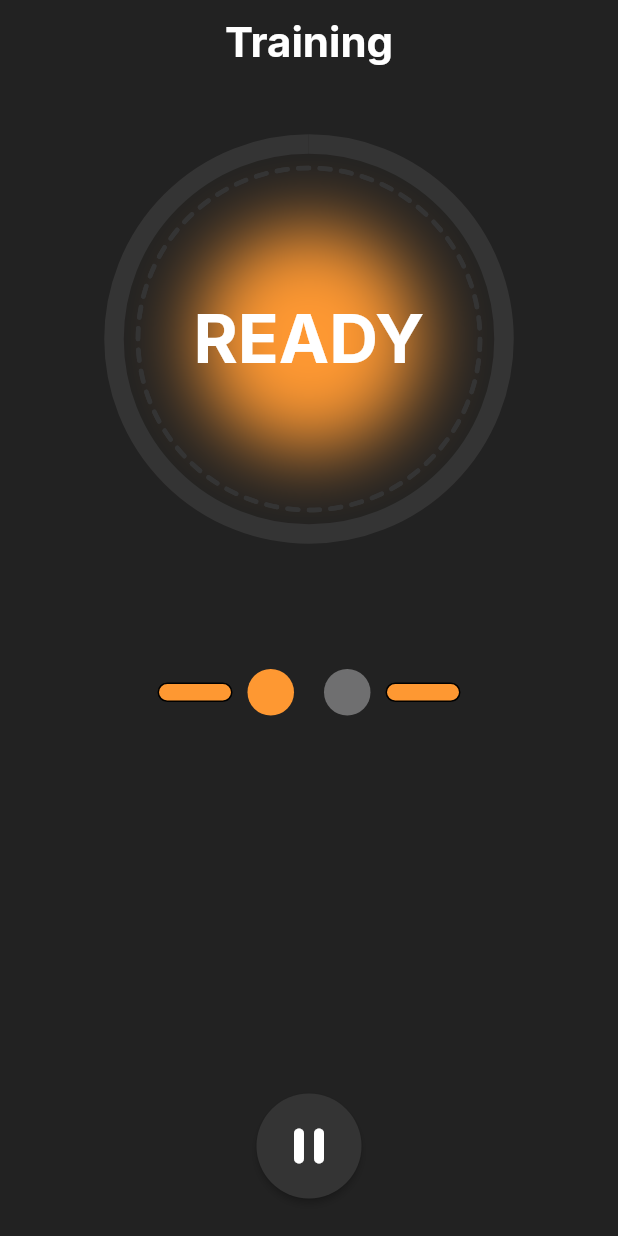
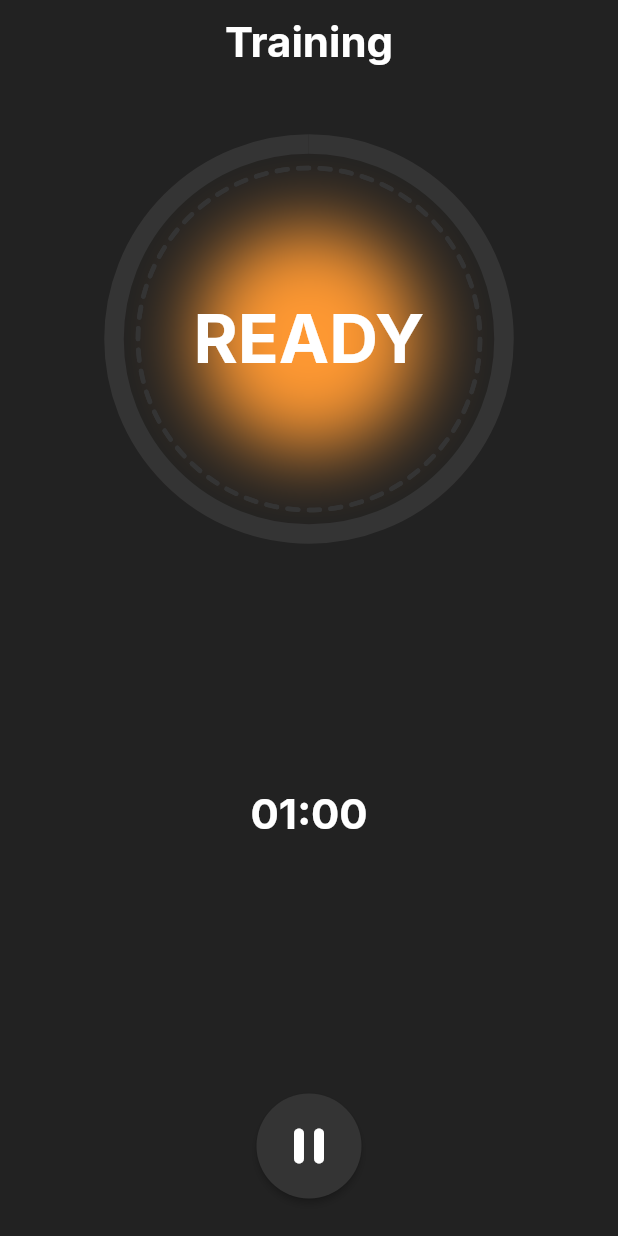
Before and after one commit to ArmFightHelper/ArmFightFlutterApp, a Flutter app: the screen it shows after launch, on a phone screen of 412 x 824 dp. Run offline on Flutter 3.47's test engine with Material 3 defaults, Android fonts, the light colour scheme and no system bars; our stand-ins replace flutter_riverpod, google_fonts.

Commit message:
added timer

```diff
--- a/lib/screeens/training_screen.dart
+++ b/lib/screeens/training_screen.dart
@@ -1,5 +1,6 @@
 import 'package:arm_fight_helper/widgets/pause_button.dart';
 import 'package:arm_fight_helper/widgets/rounds.dart';
+import 'package:arm_fight_helper/widgets/timer.dart';
 import 'package:flutter/material.dart';
 import 'package:flutter/src/widgets/framework.dart';
 import 'package:flutter_riverpod/flutter_riverpod.dart';
@@ -29,7 +30,8 @@ class TrainingScreen extends ConsumerWidget {
           children: [
             SizedBox(height: 40),
             StartIndicatorWidget(),
-            RoundsWidget(),
+            Expanded(child: SizedBox()),
+            TimeCountWidget(),
             Expanded(child: SizedBox()),
             PauseButtonWidget()
           ],
--- /dev/null
+++ b/lib/widgets/timer.dart
@@ -0,0 +1,21 @@
+import 'package:flutter/material.dart';
+import 'package:flutter/src/widgets/framework.dart';
+import 'package:flutter_riverpod/flutter_riverpod.dart';
+import 'package:google_fonts/google_fonts.dart';
+
+class TimeCountWidget extends ConsumerWidget{
+  const TimeCountWidget({super.key});
+
+  final int timeLeft = 60;
+
+  @override
+  Widget build(BuildContext context, WidgetRef ref) {
+    return Text(
+      "${(timeLeft~/60).toString().padLeft(2, '0')}:${(timeLeft%60).toString().padLeft(2, '0')}",
+      style: GoogleFonts.inter(
+          textStyle: Theme.of(context).textTheme.headlineMedium
+      ),
+    );
+  }
+
+}
```
